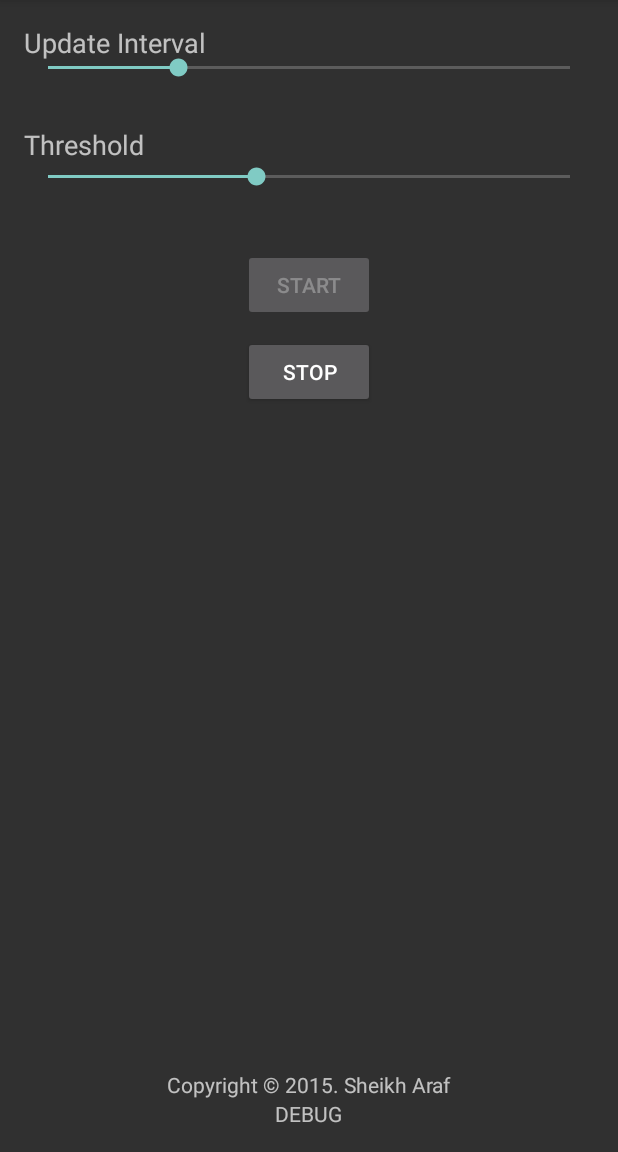
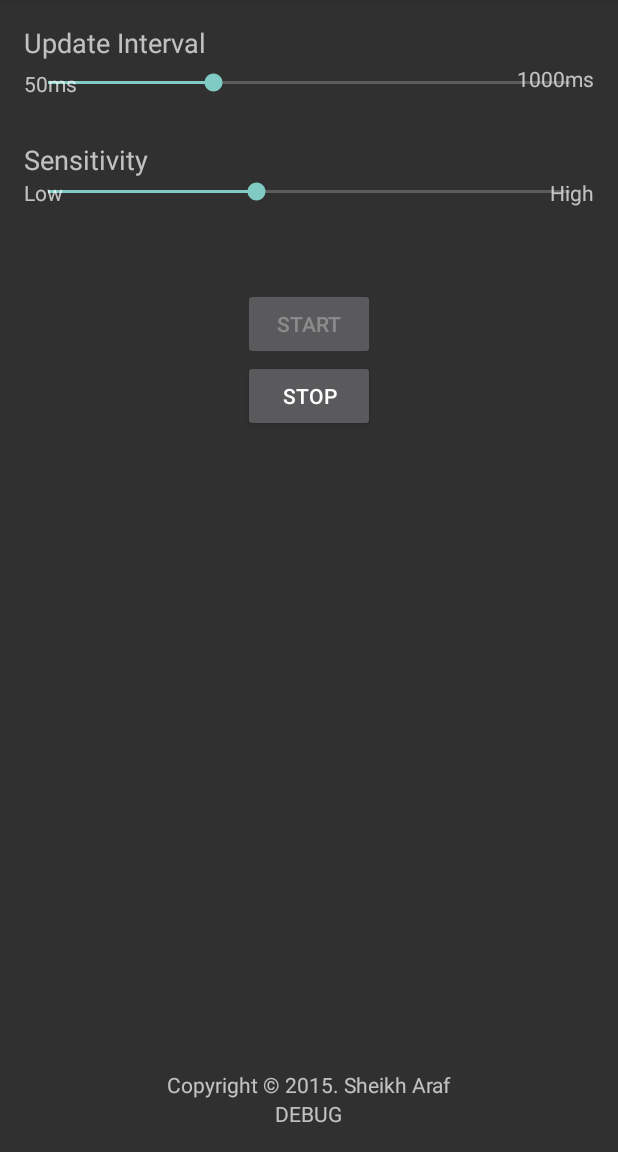
Before and after one commit to arafsheikh/deep-listener, an Android app: the screen it shows after launch (MainActivity), after a tap on "START", on a phone screen of 412 x 824 dp, the part 84-1236 px from its top. Run offline under Robolectric (Android 15) with nearby library versions, the phone set to English and light mode, and no system bars.

Commit message:
Seekbar minimum value set to 50

```diff
--- a/src/main/java/com/entropicapps/deeplistener/MainActivity.java
+++ b/src/main/java/com/entropicapps/deeplistener/MainActivity.java
@@ -40,8 +40,8 @@ public class MainActivity extends AppCompatActivity {
             public void onClick(View v) {
                 btStop.setEnabled(true);
                 btStart.setEnabled(false);
-                threshold = barThreshold.getProgress();
-                interval = barInterval.getProgress();
+                threshold = barThreshold.getProgress() + 50;
+                interval = barInterval.getProgress() + 50;
                 startService();
 
             }
--- a/src/main/res/layout/activity_main.xml
+++ b/src/main/res/layout/activity_main.xml
@@ -20,19 +20,19 @@
         android:layout_height="wrap_content"
         android:id="@+id/sbarInterval"
         android:layout_alignParentTop="true"
-        android:layout_marginTop="20dp"
+        android:layout_marginTop="30dp"
         android:layout_alignParentRight="true"
         android:layout_alignParentEnd="true"
         android:layout_alignParentLeft="true"
         android:layout_alignParentStart="true"
-        android:progress="500"
-        android:max="2000" />
+        android:progress="300"
+        android:max="950" />
 
     <TextView
         android:layout_width="wrap_content"
         android:layout_height="wrap_content"
         android:textAppearance="?android:attr/textAppearanceMedium"
-        android:text="Threshold"
+        android:text="Sensitivity"
         android:id="@+id/tvThreshold"
         android:layout_below="@+id/sbarInterval"
         android:layout_alignParentLeft="true"
@@ -56,18 +56,18 @@
         android:layout_height="wrap_content"
         android:text="Start"
         android:id="@+id/btStart"
-        android:layout_marginTop="150dp"
-        android:layout_centerHorizontal="true" />
+        android:layout_below="@+id/sbarThreshold"
+        android:layout_centerHorizontal="true"
+        android:layout_marginTop="55dp" />
 
     <Button
         android:layout_width="wrap_content"
         android:layout_height="wrap_content"
         android:text="Stop"
         android:id="@+id/btStop"
+        android:enabled="true"
         android:layout_below="@+id/btStart"
-        android:layout_centerHorizontal="true"
-        android:layout_marginTop="10dp"
-        android:enabled="true" />
+        android:layout_centerHorizontal="true" />
 
     <TextView
         android:layout_width="wrap_content"
@@ -85,4 +85,46 @@
         android:layout_above="@+id/tvDebug"
         android:layout_centerHorizontal="true" />
 
+    <TextView
+        android:layout_width="wrap_content"
+        android:layout_height="wrap_content"
+        android:textAppearance="?android:attr/textAppearanceSmall"
+        android:text="50ms"
+        android:id="@+id/textView2"
+        android:layout_alignTop="@+id/sbarInterval"
+        android:layout_alignParentLeft="true"
+        android:layout_alignParentStart="true"
+        android:layout_marginBottom="5px" />
+
+    <TextView
+        android:layout_width="wrap_content"
+        android:layout_height="wrap_content"
+        android:textAppearance="?android:attr/textAppearanceSmall"
+        android:text="1000ms"
+        android:id="@+id/textView3"
+        android:layout_alignBottom="@+id/textView2"
+        android:layout_alignParentRight="true"
+        android:layout_alignParentEnd="true"
+        android:layout_marginBottom="5px" />
+
+    <TextView
+        android:layout_width="wrap_content"
+        android:layout_height="wrap_content"
+        android:textAppearance="?android:attr/textAppearanceSmall"
+        android:text="Low"
+        android:id="@+id/textView4"
+        android:layout_below="@+id/tvThreshold"
+        android:layout_alignParentLeft="true"
+        android:layout_alignParentStart="true" />
+
+    <TextView
+        android:layout_width="wrap_content"
+        android:layout_height="wrap_content"
+        android:textAppearance="?android:attr/textAppearanceSmall"
+        android:text="High"
+        android:id="@+id/textView5"
+        android:layout_alignBottom="@+id/textView4"
+        android:layout_alignParentRight="true"
+        android:layout_alignParentEnd="true" />
+
 </RelativeLayout>
```
